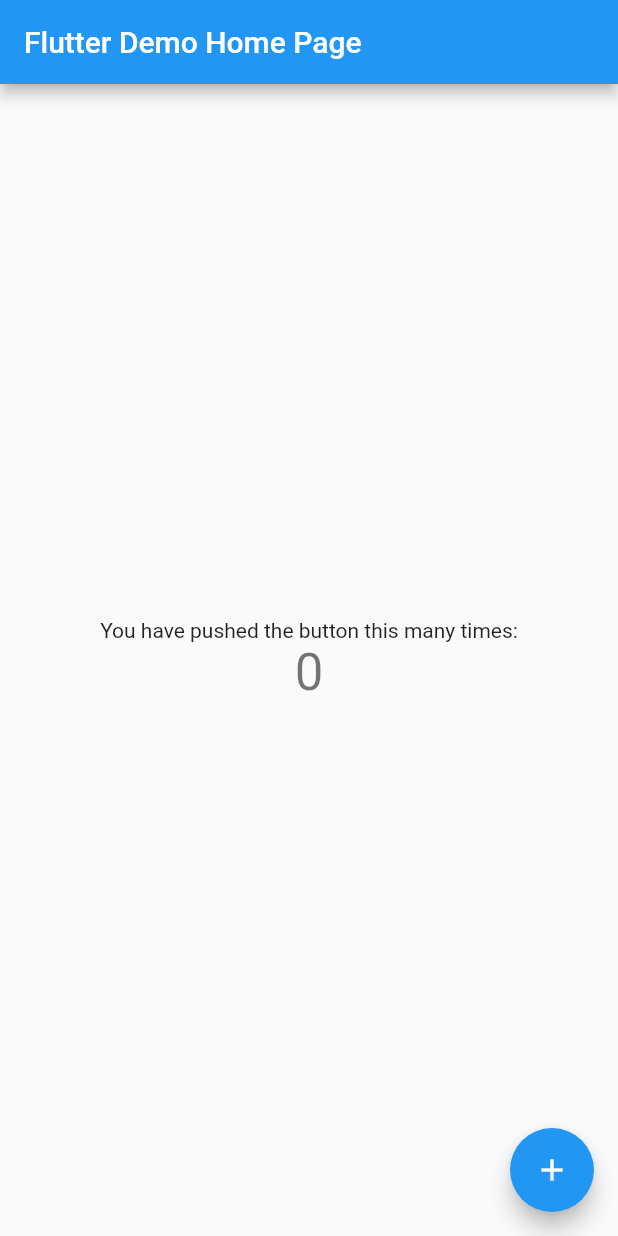
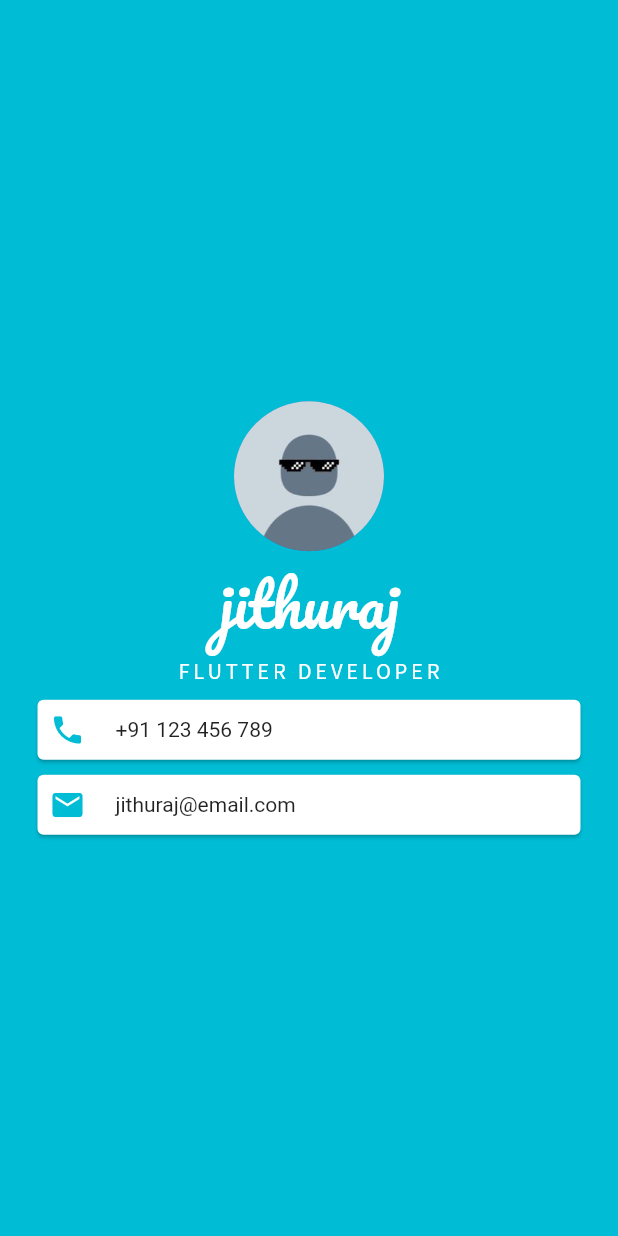
Before and after one commit to jithuraj/flutter-mi-app, a Flutter app: the screen it shows after launch, on a phone screen of 412 x 824 dp. Run offline on Flutter 3.47's test engine with Material 2 defaults, Android fonts, the phone set to English and light mode, and no system bars.

Commit message:
initial commit

```diff
--- a/lib/main.dart
+++ b/lib/main.dart
@@ -1,115 +1,17 @@
 import 'package:flutter/material.dart';
+import 'package:mi_app/screen1.dart';
 
 void main() {
-  runApp(const MyApp());
+  runApp(MyApp());
 }
 
 class MyApp extends StatelessWidget {
   const MyApp({Key? key}) : super(key: key);
 
-  // This widget is the root of your application.
   @override
   Widget build(BuildContext context) {
     return MaterialApp(
-      title: 'Flutter Demo',
-      theme: ThemeData(
-        // This is the theme of your application.
-        //
-        // Try running your application with "flutter run". You'll see the
-        // application has a blue toolbar. Then, without quitting the app, try
-        // changing the primarySwatch below to Colors.green and then invoke
-        // "hot reload" (press "r" in the console where you ran "flutter run",
-        // or simply save your changes to "hot reload" in a Flutter IDE).
-        // Notice that the counter didn't reset back to zero; the application
-        // is not restarted.
-        primarySwatch: Colors.blue,
-      ),
-      home: const MyHomePage(title: 'Flutter Demo Home Page'),
+      home: Screen1(),
     );
   }
 }
-
-class MyHomePage extends StatefulWidget {
-  const MyHomePage({Key? key, required this.title}) : super(key: key);
-
-  // This widget is the home page of your application. It is stateful, meaning
-  // that it has a State object (defined below) that contains fields that affect
-  // how it looks.
-
-  // This class is the configuration for the state. It holds the values (in this
-  // case the title) provided by the parent (in this case the App widget) and
-  // used by the build method of the State. Fields in a Widget subclass are
-  // always marked "final".
-
-  final String title;
-
-  @override
-  State<MyHomePage> createState() => _MyHomePageState();
-}
-
-class _MyHomePageState extends State<MyHomePage> {
-  int _counter = 0;
-
-  void _incrementCounter() {
-    setState(() {
-      // This call to setState tells the Flutter framework that something has
-      // changed in this State, which causes it to rerun the build method below
-      // so that the display can reflect the updated values. If we changed
-      // _counter without calling setState(), then the build method would not be
-      // called again, and so nothing would appear to happen.
-      _counter++;
-    });
-  }
-
-  @override
-  Widget build(BuildContext context) {
-    // This method is rerun every time setState is called, for instance as done
-    // by the _incrementCounter method above.
-    //
-    // The Flutter framework has been optimized to make rerunning build methods
-    // fast, so that you can just rebuild anything that needs updating rather
-    // than having to individually change instances of widgets.
-    return Scaffold(
-      appBar: AppBar(
-        // Here we take the value from the MyHomePage object that was created by
-        // the App.build method, and use it to set our appbar title.
-        title: Text(widget.title),
-      ),
-      body: Center(
-        // Center is a layout widget. It takes a single child and positions it
-        // in the middle of the parent.
-        child: Column(
-          // Column is also a layout widget. It takes a list of children and
-          // arranges them vertically. By default, it sizes itself to fit its
-          // children horizontally, and tries to be as tall as its parent.
-          //
-          // Invoke "debug painting" (press "p" in the console, choose the
-          // "Toggle Debug Paint" action from the Flutter Inspector in Android
-          // Studio, or the "Toggle Debug Paint" command in Visual Studio Code)
-          // to see the wireframe for each widget.
-          //
-          // Column has various properties to control how it sizes itself and
-          // how it positions its children. Here we use mainAxisAlignment to
-          // center the children vertically; the main axis here is the vertical
-          // axis because Columns are vertical (the cross axis would be
-          // horizontal).
-          mainAxisAlignment: MainAxisAlignment.center,
-          children: <Widget>[
-            const Text(
-              'You have pushed the button this many times:',
-            ),
-            Text(
-              '$_counter',
-              style: Theme.of(context).textTheme.headline4,
-            ),
-          ],
-        ),
-      ),
-      floatingActionButton: FloatingActionButton(
-        onPressed: _incrementCounter,
-        tooltip: 'Increment',
-        child: const Icon(Icons.add),
-      ), // This trailing comma makes auto-formatting nicer for build methods.
-    );
-  }
-}
--- /dev/null
+++ b/lib/screen1.dart
@@ -0,0 +1,79 @@
+import 'package:flutter/material.dart';
+
+class Screen1 extends StatelessWidget {
+  const Screen1({Key? key}) : super(key: key);
+
+  @override
+  Widget build(BuildContext context) {
+    return Scaffold(
+      backgroundColor: Colors.cyan,
+      body: Center(
+        child: Column(
+          mainAxisAlignment: MainAxisAlignment.center,
+          children: [
+            CircleAvatar(
+              radius: 50,
+              backgroundImage: AssetImage('assets/im_profile.jpg'),
+            ),
+            Text(
+              'jithuraj',
+              style: TextStyle(
+                  fontSize: 40, color: Colors.white, fontFamily: 'Pacifico'),
+            ),
+            Text(
+              'FLUTTER DEVELOPER',
+              style: TextStyle(
+                fontSize: 15,
+                color: Colors.white,
+                fontFamily: 'Source Sans Pro',
+                letterSpacing: 2.5,
+              ),
+            ),
+            Card(
+              color: Colors.white,
+              margin: EdgeInsets.symmetric(horizontal: 25, vertical: 10),
+              child: Padding(
+                padding: const EdgeInsets.all(8.0),
+                child: Row(
+                  children: [
+                    Icon(
+                      Icons.phone,
+                      color: Colors.cyan,
+                    ),
+                    SizedBox(
+                      width: 20,
+                    ),
+                    Text(
+                      '+91 123 456 789',
+                    )
+                  ],
+                ),
+              ),
+            ),
+            Card(
+              color: Colors.white,
+              margin: EdgeInsets.symmetric(horizontal: 25),
+              child: Padding(
+                padding: const EdgeInsets.all(8.0),
+                child: Row(
+                  children: [
+                    Icon(
+                      Icons.mail,
+                      color: Colors.cyan,
+                    ),
+                    SizedBox(
+                      width: 20,
+                    ),
+                    Text(
+                      'jithuraj@email.com',
+                    )
+                  ],
+                ),
+              ),
+            )
+          ],
+        ),
+      ),
+    );
+  }
+}
```
Also changed, not shown: pubspec.yaml (+10 -8 lines), assets/im_profile.jpg (added), fonts/Pacifico-Regular.ttf (added), fonts/SourceSansPro-Regular.ttf (added).
